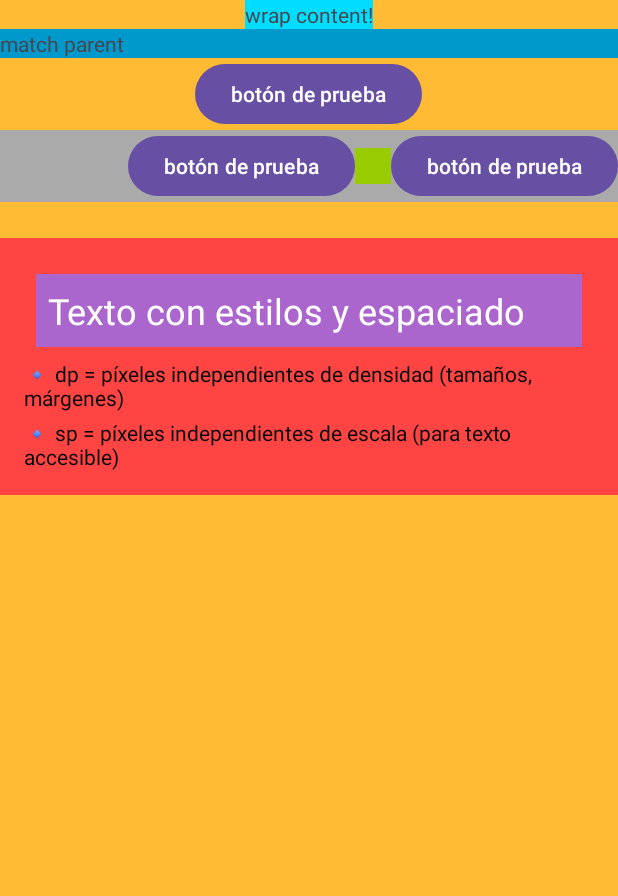
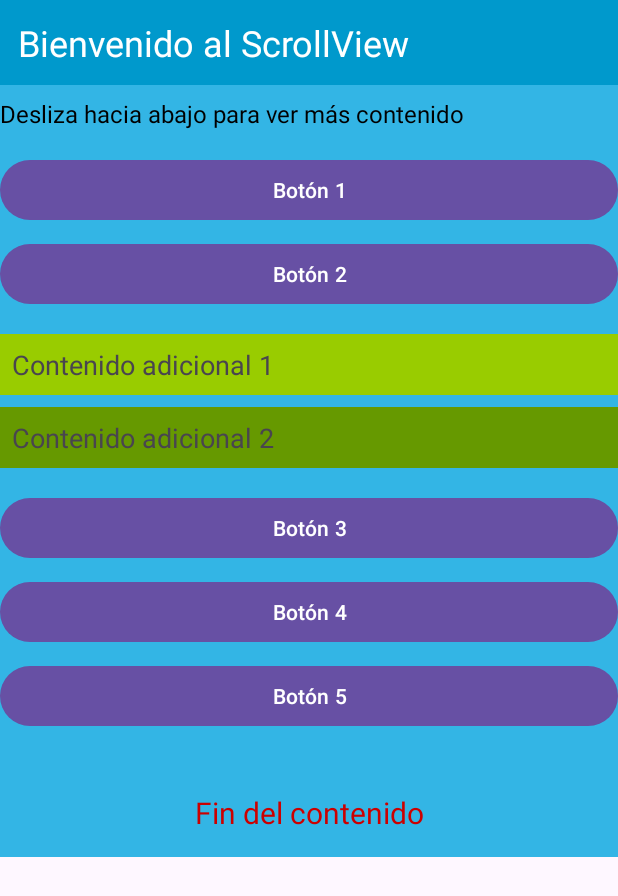
Before and after one commit to EdwardNavarroAs/Kotlin, an Android app: the screen it shows after launch (MainActivity), on a phone screen of 412 x 824 dp. Shown: the top 896 px of the screen. Run offline under Robolectric (Android 15) with nearby library versions, the phone set to English and light mode, and no system bars.

Commit message:
Capitulo 1 conceptos de XML: Diseño deslizable

```diff
--- a/01_xml_basico/app/src/main/java/com/example/xmlbasics/MainActivity.kt
+++ b/01_xml_basico/app/src/main/java/com/example/xmlbasics/MainActivity.kt
@@ -1,5 +1,6 @@
 package com.example.xmlbasics
 
+// Importación de clases necesarias para trabajar con actividades y UI moderna
 import android.os.Bundle
 import androidx.activity.enableEdgeToEdge
 import androidx.appcompat.app.AppCompatActivity
@@ -7,10 +8,22 @@ import androidx.core.view.ViewCompat
 import androidx.core.view.WindowInsetsCompat
 
 class MainActivity : AppCompatActivity() {
+    // Método que se ejecuta cuando se crea la actividad
     override fun onCreate(savedInstanceState: Bundle?) {
         super.onCreate(savedInstanceState)
+
+        // Habilita el modo edge-to-edge (pantalla completa sin bordes)
         enableEdgeToEdge()
-        setContentView(R.layout.activity_main)
+
+        // Cargar layout de la interfaz actual
+        // 🔹 Capítulo 1: Fundamentos de interfaces en XML
+        // setContentView(R.layout.basic_interface)
+
+        // 🔹 Capítulo 2: ScrollView – Diseño deslizable en Android
+        setContentView(R.layout.basic_scrollview)
+
+        // Ajuste automático de padding para respetar las barras del sistema (status bar, nav bar)
+        // Evita que los elementos se solapen con la barra superior/inferior del sistema
         ViewCompat.setOnApplyWindowInsetsListener(findViewById(R.id.main)) { v, insets ->
             val systemBars = insets.getInsets(WindowInsetsCompat.Type.systemBars())
             v.setPadding(systemBars.left, systemBars.top, systemBars.right, systemBars.bottom)
--- /dev/null
+++ b/01_xml_basico/app/src/main/res/layout/basic_scrollview.xml
@@ -0,0 +1,139 @@
+<?xml version="1.0" encoding="utf-8"?>
+<!--
+────────────────────────────────────────────────────────────
+🧠 CAPÍTULO 2: ScrollView – Diseño Deslizable en Android
+────────────────────────────────────────────────────────────
+
+📌 ¿Qué es ScrollView?
+
+ScrollView es un contenedor que permite a los usuarios desplazarse
+(verticalmente o horizontalmente) cuando el contenido excede el tamaño
+visible de la pantalla.
+
+✔️ Solo puede tener un hijo directo.
+✔️ Generalmente se usa con un LinearLayout dentro.
+✔️ Solo permite desplazamiento en una dirección (no ambas a la vez).
+
+📌 Conceptos aplicados en este capítulo:
+
+1. ScrollView:
+   - Contenedor que agrega capacidad de desplazamiento vertical.
+
+2. LinearLayout (dentro de ScrollView):
+   - Permite organizar los elementos como lista vertical.
+   - Es el hijo directo del ScrollView (requisito).
+
+3. TextView y Button repetidos:
+   - Para simular una pantalla larga que necesita scroll.
+
+4. padding y background:
+   - padding en ScrollView → espacio interno general.
+   - background en LinearLayout → color que contiene los elementos.
+
+5. Layout height:
+   - ScrollView = match_parent → ocupa la pantalla.
+   - Hijo (LinearLayout) = wrap_content → crece según contenido.
+
+────────────────────────────────────────────────────────────
+👉 A continuación se muestra un ejemplo práctico con scroll.
+-->
+
+<ScrollView xmlns:android="http://schemas.android.com/apk/res/android"
+    xmlns:tools="http://schemas.android.com/tools"
+    android:id="@+id/main"
+    android:layout_width="match_parent"
+    android:layout_height="match_parent"
+    android:padding="16dp"
+    tools:context=".MainActivity">
+
+    <!--
+    ScrollView solo admite un hijo. Aquí usamos LinearLayout vertical
+    para organizar los elementos.
+    -->
+    <LinearLayout
+        android:layout_width="match_parent"
+        android:layout_height="wrap_content"
+        android:orientation="vertical"
+        android:background="@android:color/holo_blue_light">
+
+        <!-- Título -->
+        <TextView
+            android:layout_width="match_parent"
+            android:layout_height="wrap_content"
+            android:text="Bienvenido al ScrollView"
+            android:textSize="24sp"
+            android:textColor="@android:color/white"
+            android:padding="12dp"
+            android:background="@android:color/holo_blue_dark" />
+
+        <!-- Texto explicativo -->
+        <TextView
+            android:layout_width="match_parent"
+            android:layout_height="wrap_content"
+            android:layout_marginTop="8dp"
+            android:text="Desliza hacia abajo para ver más contenido"
+            android:textSize="16sp"
+            android:textColor="@android:color/black" />
+
+        <!-- Contenido repetido para habilitar el scroll -->
+        <Button
+            android:layout_width="match_parent"
+            android:layout_height="wrap_content"
+            android:text="Botón 1"
+            android:layout_marginTop="16dp" />
+
+        <Button
+            android:layout_width="match_parent"
+            android:layout_height="wrap_content"
+            android:text="Botón 2"
+            android:layout_marginTop="8dp" />
+
+        <TextView
+            android:layout_width="match_parent"
+            android:layout_height="wrap_content"
+            android:text="Contenido adicional 1"
+            android:textSize="18sp"
+            android:padding="8dp"
+            android:layout_marginTop="16dp"
+            android:background="@android:color/holo_green_light" />
+
+        <TextView
+            android:layout_width="match_parent"
+            android:layout_height="wrap_content"
+            android:text="Contenido adicional 2"
+            android:textSize="18sp"
+            android:padding="8dp"
+            android:layout_marginTop="8dp"
+            android:background="@android:color/holo_green_dark" />
+
+        <Button
+            android:layout_width="match_parent"
+            android:layout_height="wrap_content"
+            android:text="Botón 3"
+            android:layout_marginTop="16dp" />
+
+        <Button
+            android:layout_width="match_parent"
+            android:layout_height="wrap_content"
+            android:text="Botón 4"
+            android:layout_marginTop="8dp" />
+
+        <Button
+            android:layout_width="match_parent"
+            android:layout_height="wrap_content"
+            android:text="Botón 5"
+            android:layout_marginTop="8dp" />
+
+        <!-- Final -->
+        <TextView
+            android:layout_width="match_parent"
+            android:layout_height="wrap_content"
+            android:text="Fin del contenido"
+            android:textSize="20sp"
+            android:padding="16dp"
+            android:layout_marginTop="24dp"
+            android:textColor="@android:color/holo_red_dark"
+            android:gravity="center" />
+    </LinearLayout>
+
+</ScrollView>
```
Also changed, not shown: 01_xml_basico/app/src/main/res/drawable/image1.jpg (added), 01_xml_basico/app/src/main/res/layout/basic_interface.xml (renamed from 01_xml_basico/app/src/main/res/layout/activity_main.xml).
